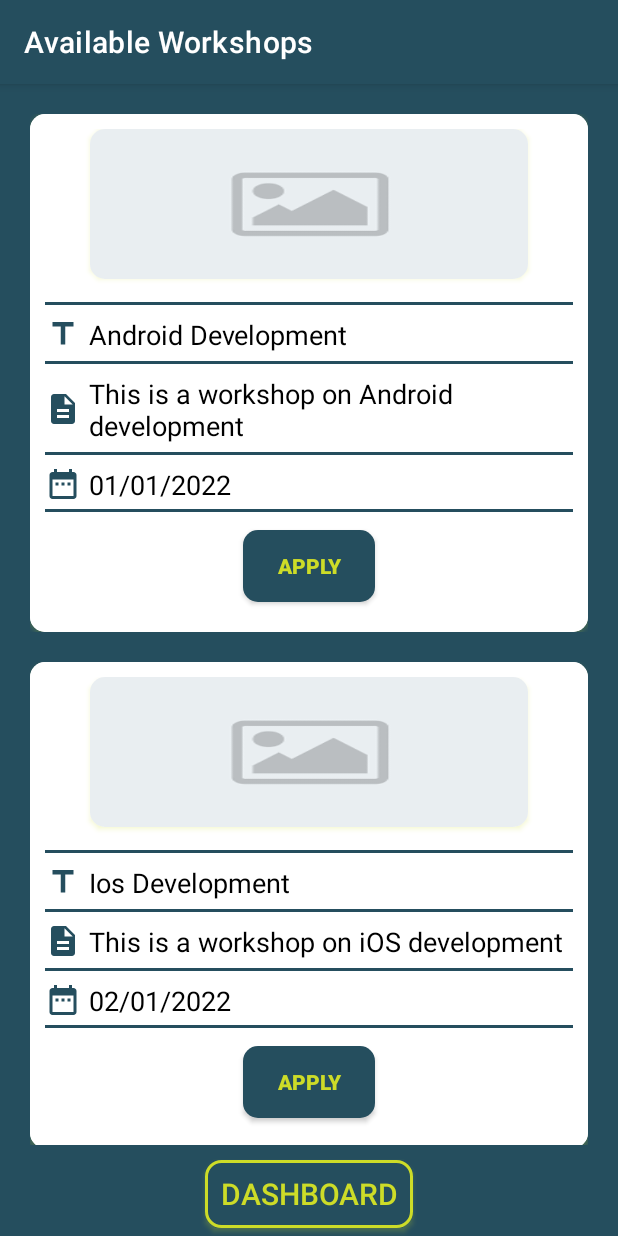
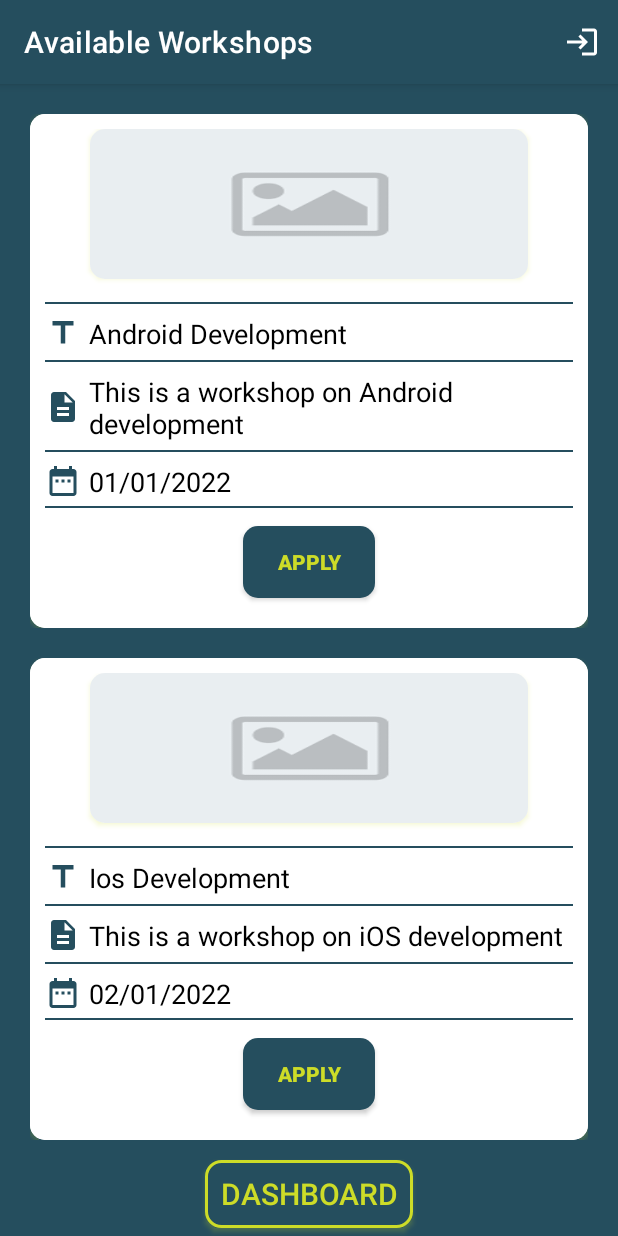
Before and after one commit to priyanshuborole/Workshop-App, an Android app: the screen it shows after launch (MainActivity), on a phone screen of 412 x 824 dp. Run offline under Robolectric (Android 15) with nearby library versions, the phone set to English and light mode, and no system bars; our stand-ins replace Firebase (no records; nobody signed in at launch, a user with empty details on screens opened directly); pictures from the network do not load.

Commit message:
added log out

```diff
--- a/app/src/main/java/com/application/workshopapp/MainActivity.kt
+++ b/app/src/main/java/com/application/workshopapp/MainActivity.kt
@@ -1,19 +1,81 @@
 package com.application.workshopapp
 
+import android.content.Context
+import android.content.SharedPreferences
 import android.graphics.Color
 import android.graphics.drawable.ColorDrawable
 import android.os.Build
 import androidx.appcompat.app.AppCompatActivity
 import android.os.Bundle
+import android.view.Menu
+import android.view.MenuInflater
+import android.view.MenuItem
+import android.widget.Toast
 import androidx.core.content.ContextCompat
+import androidx.core.view.MenuProvider
+import androidx.navigation.findNavController
+import com.application.workshopapp.data.database.WorkshopSqliteHelper
+import com.application.workshopapp.repository.WorkshopRepository
+import com.application.workshopapp.utils.Constant
+import com.google.firebase.auth.FirebaseAuth
 
 class MainActivity : AppCompatActivity() {
+
+    private lateinit var sharedPreferences: SharedPreferences
+    private lateinit var firebaseAuth: FirebaseAuth
+    private lateinit var repository: WorkshopRepository
     override fun onCreate(savedInstanceState: Bundle?) {
         super.onCreate(savedInstanceState)
         setContentView(R.layout.activity_main)
+        firebaseAuth = FirebaseAuth.getInstance()
+        val workshopSqliteHelper = WorkshopSqliteHelper(this)
+        repository = WorkshopRepository(workshopSqliteHelper)
+        sharedPreferences = getSharedPreferences(Constant.SP_NAME, Context.MODE_PRIVATE)
         val actionBar = supportActionBar
         actionBar?.setBackgroundDrawable(ColorDrawable(Color.parseColor("#254e5e")))
         window.statusBarColor = ContextCompat.getColor(this, R.color.green)
+        addMenuProvider(object : MenuProvider {
+            override fun onCreateMenu(menu: Menu, menuInflater: MenuInflater) {
+                menuInflater.inflate(R.menu.menu, menu)
+            }
 
+            override fun onMenuItemSelected(menuItem: MenuItem): Boolean {
+                return when (menuItem.itemId) {
+                    R.id.logOut -> {
+                        firebaseAuth.signOut()
+                        sharedPreferences.edit().putBoolean(Constant.USER_SIGNED_IN,false)?.apply()
+                        repository.deleteAppliedWorkshops()
+                        Toast.makeText(this@MainActivity,"Logged Out",Toast.LENGTH_SHORT).show()
+                        val navController = findNavController(R.id.nav_host_fragment)
+                        navController.navigate(R.id.loginFragment)
+                        true
+                    }
+                    else -> {
+                        return true
+                    }
+                }
+            }
+        })
     }
+
+//    override fun onCreateOptionsMenu(menu: Menu): Boolean {
+//        menuInflater.inflate(R.menu.menu, menu)
+//        return true
+//    }
+//    override fun onOptionsItemSelected(item: MenuItem): Boolean {
+//        return when (item.itemId) {
+//            R.id.logOut -> {
+//                firebaseAuth.signOut()
+//                sharedPreferences.edit().putBoolean(Constant.USER_SIGNED_IN,false)?.apply()
+//                repository.deleteAppliedWorkshops()
+//                Toast.makeText(this,"Logged Out",Toast.LENGTH_SHORT).show()
+//                val navController = findNavController(R.id.nav_host_fragment)
+//                navController.navigate(R.id.loginFragment)
+//
+//                true
+//            }
+//            else -> super.onOptionsItemSelected(item)
+//        }
+//    }
+
 }
--- a/app/src/main/java/com/application/workshopapp/data/database/WorkshopSqliteHelper.kt
+++ b/app/src/main/java/com/application/workshopapp/data/database/WorkshopSqliteHelper.kt
@@ -136,4 +136,10 @@ class WorkshopSqliteHelper(context: Context) :
         cursor.close()
         return count > 0
     }
+
+    fun deleteAppliedWorkshops() {
+        val db = this.writableDatabase
+        db.delete(STUDENT_WORKSHOPS_TABLE_NAME,null, null)
+        db.close()
+    }
 }
--- a/app/src/main/java/com/application/workshopapp/repository/WorkshopRepository.kt
+++ b/app/src/main/java/com/application/workshopapp/repository/WorkshopRepository.kt
@@ -9,4 +9,5 @@ class WorkshopRepository(private  val workshopSqliteHelper : WorkshopSqliteHelpe
     fun getAppliedWorkshops(studentId: Int): ArrayList<Workshop>  = workshopSqliteHelper.getAppliedWorkshops(studentId)
     fun applyToWorkshop(studentId: Int, workshopId: Int) = workshopSqliteHelper.applyToWorkshop(studentId, workshopId)
     fun isWorkshopApplied(studentId: Int, workshopId: Int) = workshopSqliteHelper.isWorkshopApplied(studentId, workshopId)
+    fun deleteAppliedWorkshops() = workshopSqliteHelper.deleteAppliedWorkshops()
 }
--- a/app/src/main/java/com/application/workshopapp/ui/workshop/AvailableWorkshopFragment.kt
+++ b/app/src/main/java/com/application/workshopapp/ui/workshop/AvailableWorkshopFragment.kt
@@ -4,16 +4,15 @@ import android.content.Context
 import android.content.SharedPreferences
 import android.os.Bundle
 import android.util.Log
+import android.view.*
 import androidx.fragment.app.Fragment
-import android.view.LayoutInflater
-import android.view.View
-import android.view.ViewGroup
 import android.widget.Button
 import android.widget.Toast
 import androidx.activity.addCallback
 import androidx.appcompat.app.AlertDialog
 import androidx.appcompat.app.AppCompatActivity
 import androidx.lifecycle.ViewModelProvider
+import androidx.navigation.findNavController
 import androidx.navigation.fragment.findNavController
 import androidx.recyclerview.widget.LinearLayoutManager
 import androidx.recyclerview.widget.RecyclerView
@@ -98,4 +97,5 @@ class AvailableWorkshopFragment : Fragment() {
             progressBar.dismiss()
         }
     }
+
 }
--- /dev/null
+++ b/app/src/main/res/drawable/ic_log_out.xml
@@ -0,0 +1,5 @@
+<vector android:height="24dp" android:tint="#FFFFFF"
+    android:viewportHeight="24" android:viewportWidth="24"
+    android:width="24dp" xmlns:android="http://schemas.android.com/apk/res/android">
+    <path android:fillColor="@android:color/white" android:pathData="M11,7L9.6,8.4l2.6,2.6H2v2h10.2l-2.6,2.6L11,17l5,-5L11,7zM20,19h-8v2h8c1.1,0 2,-0.9 2,-2V5c0,-1.1 -0.9,-2 -2,-2h-8v2h8V19z"/>
+</vector>
--- a/app/src/main/res/layout/fragment_dashboard.xml
+++ b/app/src/main/res/layout/fragment_dashboard.xml
@@ -6,7 +6,6 @@
     android:background="@color/green"
     xmlns:app="http://schemas.android.com/apk/res-auto"
     tools:context=".ui.dashboard.DashboardFragment">
-
 
     <androidx.recyclerview.widget.RecyclerView
         android:id="@+id/recyclerviewWorkshops"
--- a/app/src/main/res/layout/item_workshop.xml
+++ b/app/src/main/res/layout/item_workshop.xml
@@ -46,7 +46,7 @@
 
             <View
                 android:layout_width="match_parent"
-                android:layout_height="2dp"
+                android:layout_height="1dp"
                 android:layout_marginVertical="5dp"
                 android:background="@color/green" />
 
@@ -63,7 +63,7 @@
 
             <View
                 android:layout_width="match_parent"
-                android:layout_height="2dp"
+                android:layout_height="1dp"
                 android:layout_marginVertical="5dp"
                 android:background="@color/green" />
 
@@ -80,7 +80,7 @@
 
             <View
                 android:layout_width="match_parent"
-                android:layout_height="2dp"
+                android:layout_height="1dp"
                 android:layout_marginVertical="5dp"
                 android:background="@color/green" />
 
@@ -98,7 +98,7 @@
 
             <View
                 android:layout_width="match_parent"
-                android:layout_height="2dp"
+                android:layout_height="1dp"
                 android:layout_marginVertical="2dp"
                 android:background="@color/green" />
 
--- /dev/null
+++ b/app/src/main/res/menu/menu.xml
@@ -0,0 +1,9 @@
+<?xml version="1.0" encoding="utf-8"?>
+<menu xmlns:android="http://schemas.android.com/apk/res/android"
+    xmlns:app="http://schemas.android.com/apk/res-auto">
+    <item
+        android:id="@+id/logOut"
+        android:icon="@drawable/ic_log_out"
+        android:title="Log Out"
+        app:showAsAction="always|collapseActionView" />
+</menu>
```
Also changed, not shown: app/src/main/java/com/application/workshopapp/ui/login/LoginFragment.kt (+42 -16 lines), app/src/main/java/com/application/workshopapp/ui/signup/SignUpFragment.kt (+19 -3 lines).
